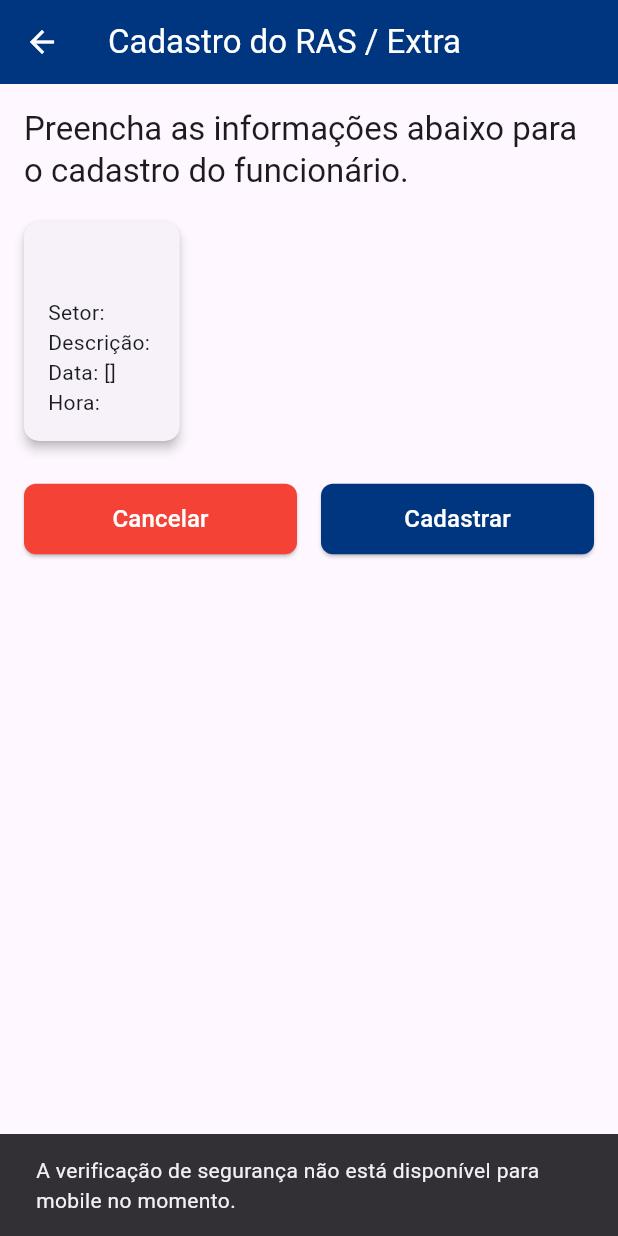
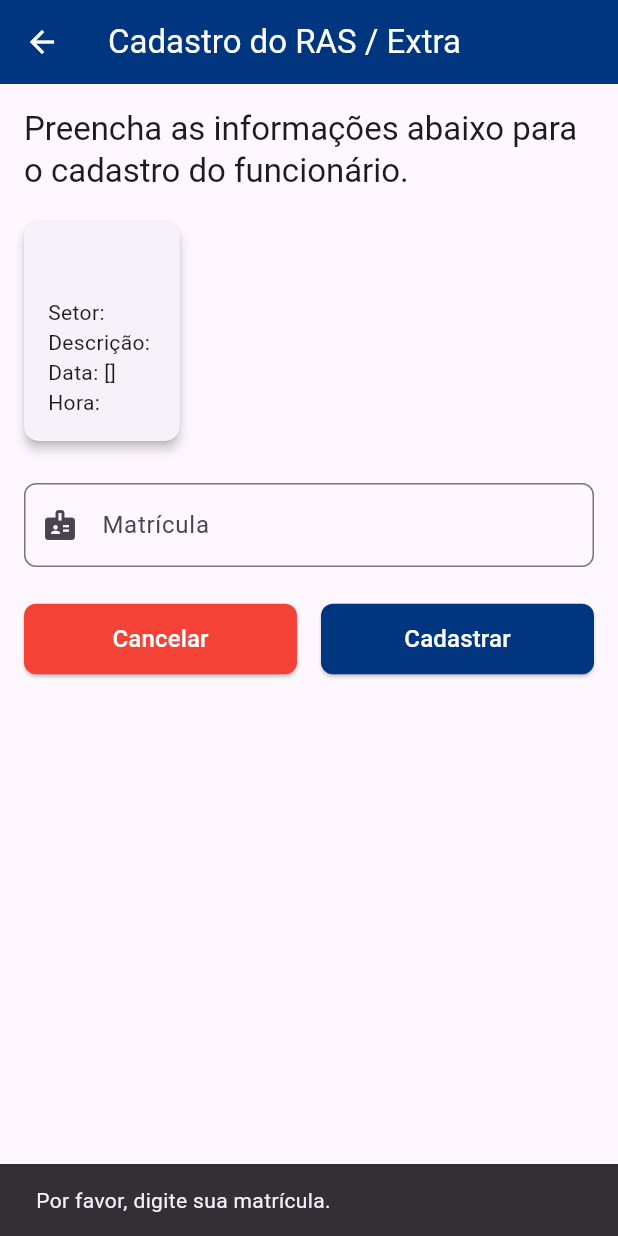
Before and after one commit to evalente82/GestaoEscalaMobile, a Flutter app: the CadastroEscalaExtraScreen screen opened directly with empty values, after a tap on "Cadastrar", on a phone screen of 412 x 824 dp. Run offline on Flutter 3.47's test engine with Material 3 defaults, Android fonts, the phone set to English and light mode, and no system bars; our stand-ins replace firebase_core, firebase_messaging, flutter_local_notifications, js, logger, shared_preferences and 1 more; missing offline and left inert: dart:js, webview_flutter_android, webview_flutter_wkwebview; accounts and stored records are empty.

Commit message:
ajuste no cadstro de extra

```diff
--- a/lib/screens/EscalaExtra/cadastro_escala_extra.dart
+++ b/lib/screens/EscalaExtra/cadastro_escala_extra.dart
@@ -4,12 +4,7 @@ import 'package:escala_mobile/services/ApiClient.dart';
 import 'package:flutter/material.dart';
 import 'package:provider/provider.dart';
 import 'package:flutter/foundation.dart' show kIsWeb;
-
-// Removidos os imports específicos para WebView:
-// import 'package:webview_flutter/webview_flutter.dart';
-// import 'dart:io' show Platform;
-// import 'package:webview_flutter_android/webview_flutter_android.dart';
-// import 'package:webview_flutter_wkwebview/webview_flutter_wkwebview.dart';
+import 'package:flutter/services.dart';
 
 // Import para JS interop (apenas para web) - permanece inalterado
 import 'dart:js' as js;
@@ -26,19 +21,17 @@ class CadastroEscalaExtraScreen extends StatefulWidget {
 
 class _CadastroEscalaExtraScreenState extends State<CadastroEscalaExtraScreen> {
   // Sua chave do site reCAPTCHA Enterprise (pública)
-  // Permanece inalterada, pois é a chave v3/Enterprise
   final String _recaptchaSiteKey = '6Lf4vGcrAAAAAME7ZtDCeQmErDJlbTNMPLK7AxdZ';
   String? _recaptchaToken;
-  // Removido: WebViewController? _webViewController;
+
+  // Novo: Controlador para o campo de matrícula
+  final TextEditingController _matriculaController = TextEditingController();
 
   @override
   void initState() {
     super.initState();
     debugPrint("[Flutter] initState: Inicializando...");
 
-    // Removida toda a lógica de inicialização da WebView para mobile (reCAPTCHA v2)
-    // Agora, o initState apenas informa que a web está pronta para JS Interop,
-    // e o mobile não terá reCAPTCHA por enquanto.
     if (kIsWeb) {
       debugPrint("[Flutter] Ambiente Web: reCAPTCHA v3/Enterprise será gerenciado por JS Interop.");
     } else {
@@ -46,15 +39,21 @@ class _CadastroEscalaExtraScreenState extends State<CadastroEscalaExtraScreen> {
     }
   }
 
+  // Novo: Liberar o controlador quando o widget for descartado
+  @override
+  void dispose() {
+    _matriculaController.dispose();
+    super.dispose();
+  }
+
   // Método para obter o token do reCAPTCHA
   Future<void> _getRecaptchaToken() async {
     debugPrint("[Flutter] _getRecaptchaToken: Iniciado.");
 
     if (kIsWeb) {
-      // Lógica para Web (reCAPTCHA v3/Enterprise via JS interop) - Permanece inalterada
       debugPrint("[Flutter Web] _getRecaptchaToken: Executando reCAPTCHA v3 via JS Interop.");
 
-      String? tempToken; // Variável temporária para armazenar o token
+      String? tempToken;
       await showDialog(
         context: context,
         barrierDismissible: false,
@@ -82,10 +81,10 @@ class _CadastroEscalaExtraScreenState extends State<CadastroEscalaExtraScreen> {
                         debugPrint("[Flutter Web] PostFrameCallback: Expondo 'onRecaptchaV3VerifiedWeb' para JS.");
                         js.context['onRecaptchaV3VerifiedWeb'] = (String token) {
                           debugPrint("[Flutter Web] Callback 'onRecaptchaV3VerifiedWeb' acionada pelo JS com token: $token");
-                          tempToken = token; // Armazena o token na variável temporária
+                          tempToken = token;
 
                           if (mounted && Navigator.canPop(dialogContext)) {
-                            Navigator.pop(dialogContext); // Fecha o dialog de carregamento
+                            Navigator.pop(dialogContext);
                           } else {
                             debugPrint("[Flutter Web] Widget não montado ou dialog não pode ser fechado no momento do callback.");
                           }
@@ -111,28 +110,21 @@ class _CadastroEscalaExtraScreenState extends State<CadastroEscalaExtraScreen> {
                   },
                 ),
               ),
-              // Não há botão de cancelar no AlertDialog para o reCAPTCHA v3 pois ele é automático
             ),
           );
         },
       );
-      // Após o showDialog fechar (quando o token for retornado pelo JS callback),
-      // o tempToken estará preenchido.
       setState(() {
           _recaptchaToken = tempToken;
       });
       debugPrint("[Flutter Web] _getRecaptchaToken: reCAPTCHA v3 concluído. Token: $_recaptchaToken");
     } else {
-      // Nova lógica para Mobile: Sem reCAPTCHA por enquanto, ou um aviso.
       debugPrint("[Flutter Mobile] _getRecaptchaToken: reCAPTCHA não implementado para mobile.");
       if (mounted) {
         ScaffoldMessenger.of(context).showSnackBar(
           const SnackBar(content: Text("A verificação de segurança não está disponível para mobile no momento.")),
         );
       }
-      // O token para mobile será nulo, e o _cadastrarFuncionario irá parar.
-      // Você pode definir um valor padrão ou uma flag para pular a verificação de reCAPTCHA no mobile
-      // se a validação for opcional para essa plataforma. Por enquanto, irá falhar.
     }
     debugPrint("[Flutter] _getRecaptchaToken: Finalizado.");
   }
@@ -141,31 +133,37 @@ class _CadastroEscalaExtraScreenState extends State<CadastroEscalaExtraScreen> {
   void _cadastrarFuncionario() async {
     debugPrint("[Flutter] _cadastrarFuncionario: Iniciado.");
 
-    // Se o token ainda for nulo ou inválido, chama o método para obtê-lo.
-    // Removida a verificação 'cancelled' pois não há mais botão de cancelar no dialog mobile v2.
+    // Validação básica do campo de matrícula (opcional, mas recomendado)
+    if (_matriculaController.text.isEmpty) {
+      if (mounted) {
+        ScaffoldMessenger.of(context).showSnackBar(
+          const SnackBar(content: Text("Por favor, digite sua matrícula.")),
+        );
+      }
+      return;
+    }
+
     if (_recaptchaToken == null || _recaptchaToken!.isEmpty ||
         _recaptchaToken == 'expired' || _recaptchaToken == 'error' ||
         _recaptchaToken == 'error_api_not_loaded' || _recaptchaToken == 'error_container_not_found' ||
         _recaptchaToken == 'error_render_exception' || _recaptchaToken == 'error_execution_failed')
     {
       debugPrint("[Flutter] _cadastrarFuncionario: Token reCAPTCHA nulo/inválido, chamando _getRecaptchaToken.");
-      _recaptchaToken = null; // Garante que um novo token será buscado
-      await _getRecaptchaToken(); // Obtém o token do reCAPTCHA
+      _recaptchaToken = null;
+      await _getRecaptchaToken();
 
-      // Após a tentativa de obter o token, verifica novamente.
       if (_recaptchaToken == null || _recaptchaToken!.isEmpty ||
           _recaptchaToken == 'expired' || _recaptchaToken == 'error' ||
           _recaptchaToken == 'error_api_not_loaded' || _recaptchaToken == 'error_container_not_found' ||
           _recaptchaToken == 'error_render_exception' || _recaptchaToken == 'error_execution_failed')
       {
         debugPrint("[Flutter] _cadastrarFuncionario: Token reCAPTCHA ainda nulo/inválido após tentativa. Interrompendo cadastro.");
-        // Removida a verificação 'cancelled' aqui também.
         if (mounted) {
           ScaffoldMessenger.of(context).showSnackBar(
             const SnackBar(content: Text("Falha na verificação de segurança. Tente novamente.")),
           );
         }
-        return; // Interrompe o processo se o token não for válido.
+        return;
       }
     }
 
@@ -184,15 +182,13 @@ class _CadastroEscalaExtraScreenState extends State<CadastroEscalaExtraScreen> {
     final Map<String, dynamic> requestBody = {
       "idCriacaoEscalaExtra": widget.escalaExtra["idCriacaoEscalaExtra"],
       "idFuncionario": userModel.idFuncionario,
-      "recaptchaToken": _recaptchaToken, // Envia o token do reCAPTCHA para o backend
+      "recaptchaToken": _recaptchaToken,
+      "matricula": _matriculaController.text, // Adiciona o valor da matrícula ao request
     };
 
     debugPrint("[Flutter] _cadastrarFuncionario: Token reCAPTCHA antes de enviar: $_recaptchaToken");
 
-    // Limpa o token após o uso para que uma nova validação seja necessária para o próximo cadastro
     _recaptchaToken = null;
-    // Esta linha já foi comentada, mas reforçando: não é necessária para v3
-    // js.context.callMethod('resetRecaptchaV3');
 
     try {
       debugPrint("📡 Enviando solicitação de cadastro de RAS/Extra: $requestBody");
@@ -208,12 +204,20 @@ class _CadastroEscalaExtraScreenState extends State<CadastroEscalaExtraScreen> {
           ScaffoldMessenger.of(context).showSnackBar(
             const SnackBar(content: Text("RAS / Extra Cadastrado com sucesso! Confira seu e-mail.")),
           );
-          Navigator.pop(context); // Volta para a tela anterior
+          Navigator.pop(context);
           debugPrint("[Flutter] Cadastro bem-sucedido.");
         } else {
+          // ⭐ NOVIDADE AQUI: Extrai a mensagem da chave 'mensagem' do body
           String errorMessage = "Erro ao Cadastrar RAS / Extra.";
-          if (response['body'] != null && response['body'] is Map && response['body'].containsKey('message')) {
-            errorMessage = response['body']['message'];
+          if (response['body'] != null && response['body'] is Map) {
+            // Se o corpo for um mapa e contiver a chave 'mensagem'
+            if (response['body'].containsKey('mensagem') && response['body']['mensagem'] is String) {
+              errorMessage = response['body']['mensagem'];
+            }
+            // Se não for 'mensagem', mas contiver 'message' (alguns retornos de erro usam 'message')
+            else if (response['body'].containsKey('message') && response['body']['message'] is String) {
+              errorMessage = response['body']['message'];
+            }
           }
           ScaffoldMessenger.of(context).showSnackBar(
             SnackBar(content: Text(errorMessage)),
@@ -281,7 +285,25 @@ class _CadastroEscalaExtraScreenState extends State<CadastroEscalaExtraScreen> {
                 ),
               ),
               const SizedBox(height: 16),
-
+              // Novo campo de input para a matrícula
+              TextFormField(
+                    controller: _matriculaController,
+                    decoration: InputDecoration(
+                      labelText: "Matrícula",
+                      hintText: "Digite sua matrícula",
+                      border: OutlineInputBorder(
+                        borderRadius: BorderRadius.circular(8),
+                      ),
+                      prefixIcon: const Icon(Icons.badge),
+                    ),
+                    // ⭐ NOVIDADE 1: Define o tipo de teclado como numérico
+                    keyboardType: TextInputType.number,
+                    // ⭐ NOVIDADE 2: Usa um formatador para aceitar apenas dígitos
+                    inputFormatters: [
+                      FilteringTextInputFormatter.digitsOnly,
+                    ],
+                  ),
+                  const SizedBox(height: 24),
               Row(
                 mainAxisAlignment: MainAxisAlignment.spaceEvenly,
                 children: [
--- a/lib/services/ApiClient.dart
+++ b/lib/services/ApiClient.dart
@@ -81,6 +81,7 @@ class ApiClient {
       },
       body: jsonEncode(body),
     );
+    print("✅ Resposta API - Status: ${response.statusCode}, Body: ${response.body}");
 
     if (response.statusCode == 401) {
       await AuthService.clearTokens();
```
Also changed, not shown: lib/screens/EscalaExtra/escala_extra.dart (+25 -2 lines), lib/services/api_service.dart (deleted).
